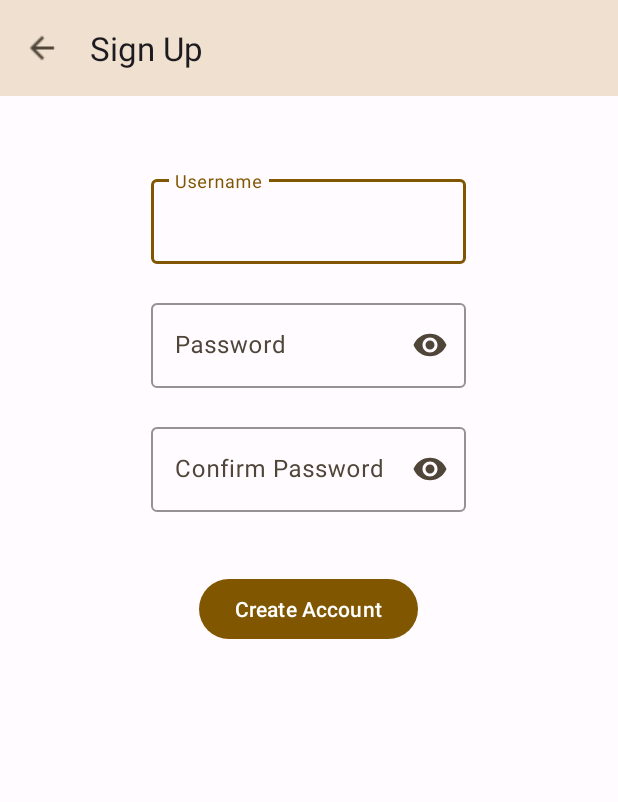
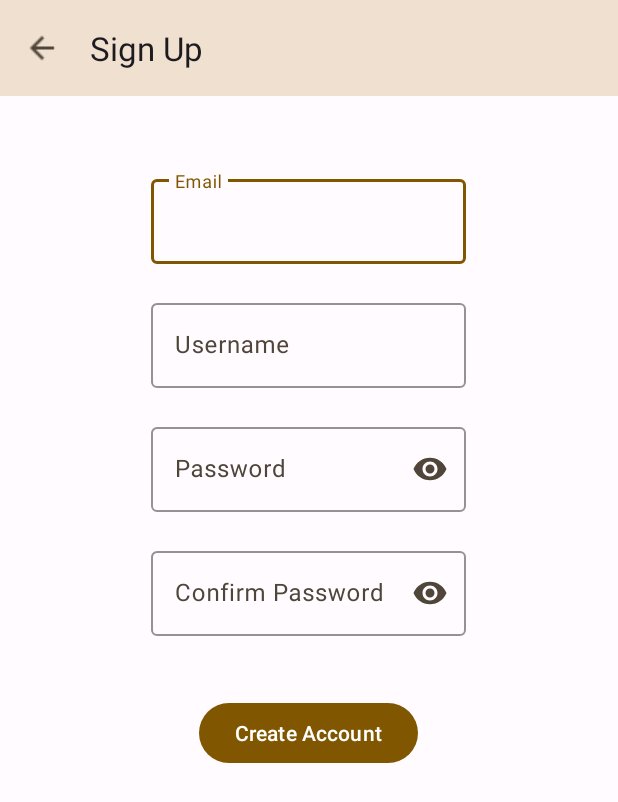
Before and after one commit to MAPrinsloo/Hoo, an Android app: the screen it shows after launch (SignUpActivity), after a tap on "Sign Up", on a phone screen of 412 x 824 dp. Shown: the top 802 px of the screen. Run offline under Robolectric (Android 15) with nearby library versions, the light colour scheme and no system bars; our stand-ins replace Firebase (no records; nobody signed in at launch, a user with empty details on screens opened directly); 1 other tap on this screen came first.

Commit message:
Implemented authentication on login and signup.Removed the physical back button functionality. Added email field to sign up and accounted for it in validation.

```diff
--- a/app/build.gradle
+++ b/app/build.gradle
@@ -57,7 +57,7 @@ dependencies {
     implementation 'com.google.android.gms:play-services-maps:18.1.0'
     implementation 'androidx.legacy:legacy-support-v4:1.0.0'
     implementation 'androidx.recyclerview:recyclerview:1.3.1'
-    implementation 'com.google.firebase:firebase-firestore-ktx:24.1.1'
+    implementation 'com.google.firebase:firebase-firestore-ktx:24.9.1'
     implementation 'com.google.android.gms:play-services-location:21.0.1'
     testImplementation 'junit:junit:4.13.2'
     androidTestImplementation 'androidx.test.ext:junit:1.1.5'
@@ -67,6 +67,6 @@ dependencies {
 
     implementation 'com.mapbox.maps:android:10.16.1'
     implementation 'com.mapbox.navigation:android:2.17.0'
-
+    implementation 'com.google.firebase:firebase-auth-ktx:22.2.0'
 
 }
--- a/app/src/main/java/vc/hoo/AccountFragment.kt
+++ b/app/src/main/java/vc/hoo/AccountFragment.kt
@@ -45,6 +45,7 @@ class AccountFragment : Fragment() {
             val intent = Intent(requireContext(), LoginActivity::class.java)
             intent.putExtra("username", username)
             startActivity(intent)
+            //sharedPref.edit().clear().apply()
         }
 
         return AccountBinding.root
--- a/app/src/main/java/vc/hoo/AchievementsActivity.kt
+++ b/app/src/main/java/vc/hoo/AchievementsActivity.kt
@@ -61,6 +61,9 @@ class AchievementsActivity : AppCompatActivity() {
             R.anim.slide_out_left
         )
     }
+    //----------------------------------------------------------------------------------------//
+    //Disable Backpressing
+    override fun onBackPressed() {}
 }
 /*
 References
--- a/app/src/main/java/vc/hoo/LoginActivity.kt
+++ b/app/src/main/java/vc/hoo/LoginActivity.kt
@@ -4,13 +4,16 @@ import android.content.Context
 import android.content.Intent
 import android.os.Bundle
 import androidx.appcompat.app.AppCompatActivity
+import com.google.firebase.Firebase
 import com.google.firebase.FirebaseApp
+import com.google.firebase.auth.FirebaseAuth
 import com.google.firebase.firestore.FirebaseFirestore
 import vc.hoo.databinding.ActivityLoginBinding
 
 
 class LoginActivity : AppCompatActivity() {
     lateinit var LoginBinding: ActivityLoginBinding
+    private lateinit var auth: FirebaseAuth
     //----------------------------------------------------------------------------------------//
     //OnCreate()
     override fun onCreate(savedInstanceState: Bundle?) {
@@ -21,7 +24,11 @@ class LoginActivity : AppCompatActivity() {
         //initialize db
         FirebaseApp.initializeApp(this)
         setContentView(LoginView)
-
+        auth = FirebaseAuth.getInstance()
+        overridePendingTransition(
+            vc.hoo.R.anim.slide_in_left,
+            vc.hoo.R.anim.slide_out_right
+        )
         //----------------------------------------------------------------------------------------//
         //Sign Up button clicked
         LoginBinding.btnSignUp.setOnClickListener() {
@@ -58,8 +65,9 @@ class LoginActivity : AppCompatActivity() {
             .addOnSuccessListener { documentSnapshot ->
                 if (documentSnapshot.exists()) {
                     //User document exists
-                    val userPassword = documentSnapshot.getString("password")
-                    if (password == userPassword) {
+                    val userEmail = documentSnapshot.getString("email") ?: ""
+                    auth.signInWithEmailAndPassword(userEmail,password).addOnCompleteListener { task ->
+                        if(task.isSuccessful){
                             val sharedPref = getSharedPreferences("username", Context.MODE_PRIVATE)
                             val editor = sharedPref.edit()
                             editor.putString("username", username)
@@ -71,13 +79,15 @@ class LoginActivity : AppCompatActivity() {
                                 vc.hoo.R.anim.slide_in_right,
                                 vc.hoo.R.anim.slide_out_left
                             )
-                    } else {
-                        //On Login Failure
+                            finish()
+                        }
+                    }.addOnFailureListener { exception ->
                         binding.tilUsername.error = "Combination incorrect"
                         binding.tilPassword.error = "Combination incorrect"
                     }
-                } else {
-                    //On Login Failure
+                }
+                else
+                {
                     binding.tilUsername.error = "Combination incorrect"
                     binding.tilPassword.error = "Combination incorrect"
                 }
@@ -117,6 +127,9 @@ class LoginActivity : AppCompatActivity() {
             vc.hoo.R.anim.slide_out_right
         )
     }
+    //----------------------------------------------------------------------------------------//
+    //Disable Backpressing
+    override fun onBackPressed() {}
 }
 /*
 References
--- a/app/src/main/java/vc/hoo/NavigateActivity.kt
+++ b/app/src/main/java/vc/hoo/NavigateActivity.kt
@@ -614,6 +614,9 @@ class NavigateActivity : AppCompatActivity() {
         super.onNewIntent(intent)
         overridePendingTransition(R.anim.slide_in_right, R.anim.slide_out_left)
     }
+    //----------------------------------------------------------------------------------------//
+    //Disable Backpressing
+    override fun onBackPressed() {}
 }
 /*
 References
--- a/app/src/main/java/vc/hoo/SettingsAndStatsActivity.kt
+++ b/app/src/main/java/vc/hoo/SettingsAndStatsActivity.kt
@@ -142,6 +142,9 @@ class SettingsAndStatsActivity : AppCompatActivity() {
             R.anim.slide_out_left
         )
     }
+    //----------------------------------------------------------------------------------------//
+    //Disable Backpressing
+    override fun onBackPressed() {}
 }
 /*
 References
--- a/app/src/main/res/layout/activity_sign_up.xml
+++ b/app/src/main/res/layout/activity_sign_up.xml
@@ -23,10 +23,28 @@
             app:title="@string/SignUp" />
 
         <com.google.android.material.textfield.TextInputLayout
+            android:id="@+id/tilEmail"
+            android:layout_width="@dimen/TextInpuLayoutWidth"
+            android:layout_height="match_parent"
+            android:layout_marginTop="50dp"
+            android:hint="@string/prompt_email"
+            app:boxStrokeColor="@color/md_theme_light_primary"
+            app:errorEnabled="true"
+            app:hintTextColor="@color/md_theme_light_primary">
+
+            <com.google.android.material.textfield.TextInputEditText
+                android:id="@+id/tietEmail"
+                android:layout_width="match_parent"
+                android:layout_height="wrap_content"
+                android:inputType="text|textEmailAddress"
+                android:singleLine="true"
+                android:textColor="@color/md_theme_light_onSurface" />
+        </com.google.android.material.textfield.TextInputLayout>
+
+        <com.google.android.material.textfield.TextInputLayout
             android:id="@+id/tilUsername"
             android:layout_width="@dimen/TextInpuLayoutWidth"
             android:layout_height="wrap_content"
-            android:layout_marginTop="50dp"
             android:hint="@string/Username"
             app:boxStrokeColor="@color/md_theme_light_primary"
             app:errorEnabled="true"
```
Also changed, not shown: app/src/main/java/vc/hoo/DocumentActivity.kt (+6 -1 lines), app/src/main/java/vc/hoo/HistoryActivity.kt (+7 -0 lines), app/src/main/java/vc/hoo/SignUpActivity.kt (+46 -18 lines). Lines whose indentation alone changed are shown as unchanged.
